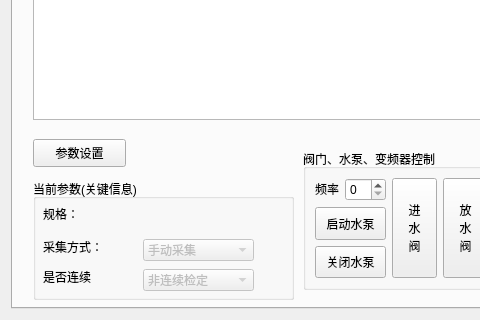
flimmy78/qtverify, file source/weightMethod/weightmethod.ui: the form before one commit; both pictures show x 0 to 480 and y 518 to 838 of the 1284 by 838 pixel window.
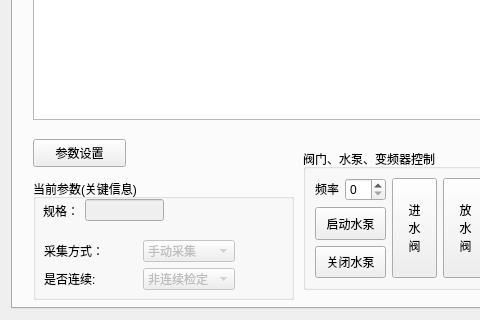
The form after the commit.

The edit to the form file:
```diff
--- a/source/weightMethod/weightmethod.ui
+++ b/source/weightMethod/weightmethod.ui
@@ -54,57 +54,54 @@
        <property name="title">
         <string>当前参数(关键信息)</string>
        </property>
+       <widget class="QWidget" name="">
+        <property name="geometry">
+         <rect>
+          <x>10</x>
+          <y>20</y>
+          <width>121</width>
+          <height>23</height>
+         </rect>
+        </property>
+        <layout class="QHBoxLayout" name="horizontalLayout_2">
+         <item>
        <widget class="QLabel" name="labelStandard">
-        <property name="geometry">
-         <rect>
-          <x>10</x>
-          <y>27</y>
-          <width>81</width>
-          <height>16</height>
-         </rect>
-        </property>
         <property name="text">
          <string>规格：</string>
         </property>
        </widget>
+         </item>
+         <item>
+          <widget class="QLineEdit" name="lnEditStandard">
+           <property name="enabled">
+            <bool>false</bool>
+           </property>
+          </widget>
+         </item>
+        </layout>
+       </widget>
+       <widget class="QWidget" name="">
+        <property name="geometry">
+         <rect>
+          <x>11</x>
+          <y>61</y>
+          <width>191</width>
+          <height>51</height>
+         </rect>
+        </property>
+        <layout class="QGridLayout" name="gridLayout_5">
+         <item row="0" column="0">
        <widget class="QLabel" name="label_14">
-        <property name="geometry">
-         <rect>
-          <x>10</x>
-          <y>60</y>
-          <width>81</width>
-          <height>16</height>
-         </rect>
-        </property>
         <property name="text">
          <string>采集方式：</string>
         </property>
        </widget>
-       <widget class="QLabel" name="label_15">
-        <property name="geometry">
-         <rect>
-          <x>10</x>
-          <y>90</y>
-          <width>81</width>
-          <height>16</height>
-         </rect>
-        </property>
-        <property name="text">
-         <string>是否连续</string>
-        </property>
-       </widget>
+         </item>
+         <item row="0" column="1">
        <widget class="QComboBox" name="cmbAutoPick">
         <property name="enabled">
          <bool>false</bool>
         </property>
-        <property name="geometry">
-         <rect>
-          <x>110</x>
-          <y>60</y>
-          <width>111</width>
-          <height>22</height>
-         </rect>
-        </property>
         <item>
          <property name="text">
           <string>手动采集</string>
@@ -116,18 +113,19 @@
          </property>
         </item>
        </widget>
+         </item>
+         <item row="1" column="0">
+          <widget class="QLabel" name="label_15">
+           <property name="text">
+            <string>是否连续:</string>
+           </property>
+          </widget>
+         </item>
+         <item row="1" column="1">
        <widget class="QComboBox" name="cmbContinue">
         <property name="enabled">
          <bool>false</bool>
         </property>
-        <property name="geometry">
-         <rect>
-          <x>110</x>
-          <y>90</y>
-          <width>111</width>
-          <height>22</height>
-         </rect>
-        </property>
         <item>
          <property name="text">
           <string>非连续检定</string>
@@ -138,6 +136,9 @@
           <string>连续检定</string>
          </property>
         </item>
+          </widget>
+         </item>
+        </layout>
        </widget>
       </widget>
       <widget class="QGroupBox" name="groupBox_2">
```
Lines whose indentation alone changed are shown as unchanged.
